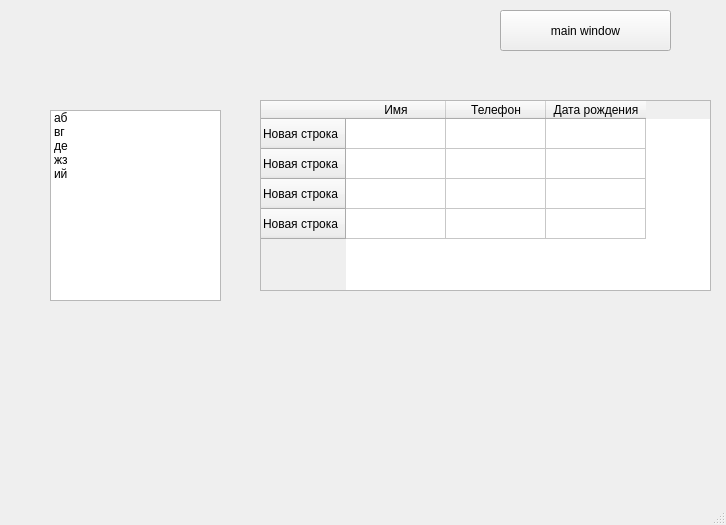
Before: the Qt Designer form project/ui/main_window.ui in maximss635/qt-phone-book, drawn with Qt 5.
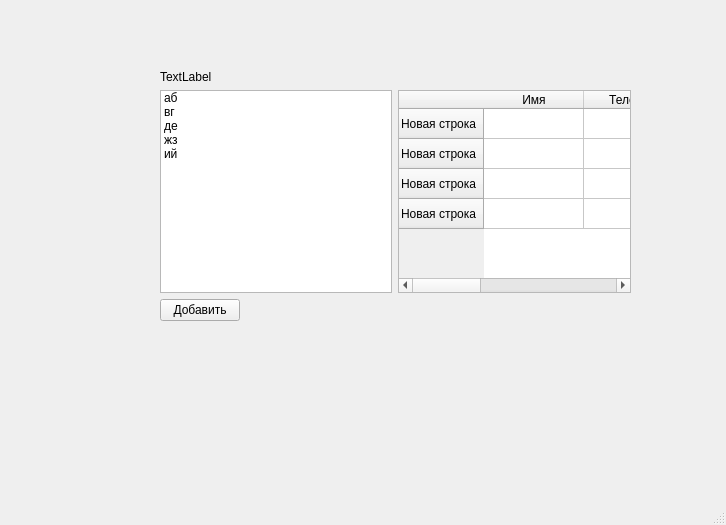
After: the same form once the commit is applied.

```diff
--- a/project/ui/main_window.ui
+++ b/project/ui/main_window.ui
@@ -14,73 +14,29 @@
    <string>MainWindow</string>
   </property>
   <widget class="QWidget" name="centralwidget">
-   <widget class="QPushButton" name="pushButton">
+   <widget class="QWidget" name="">
     <property name="geometry">
      <rect>
-      <x>500</x>
-      <y>10</y>
-      <width>171</width>
-      <height>41</height>
+      <x>160</x>
+      <y>70</y>
+      <width>471</width>
+      <height>251</height>
      </rect>
     </property>
+    <layout class="QVBoxLayout" name="main_layout">
+     <item>
+      <widget class="QLabel" name="label_hello">
     <property name="text">
-     <string>main window</string>
-    </property>
-   </widget>
-   <widget class="QTableWidget" name="main_table">
-    <property name="geometry">
-     <rect>
-      <x>260</x>
-      <y>100</y>
-      <width>451</width>
-      <height>191</height>
-     </rect>
-    </property>
-    <row>
-     <property name="text">
-      <string>Новая строка</string>
-     </property>
-    </row>
-    <row>
-     <property name="text">
-      <string>Новая строка</string>
-     </property>
-    </row>
-    <row>
-     <property name="text">
-      <string>Новая строка</string>
-     </property>
-    </row>
-    <row>
-     <property name="text">
-      <string>Новая строка</string>
-     </property>
-    </row>
-    <column>
-     <property name="text">
-      <string>Имя</string>
-     </property>
-    </column>
-    <column>
-     <property name="text">
-      <string>Телефон</string>
-     </property>
-    </column>
-    <column>
-     <property name="text">
-      <string>Дата рождения</string>
-     </property>
-    </column>
-   </widget>
+        <string>TextLabel</string>
+       </property>
+      </widget>
+     </item>
+     <item>
+      <layout class="QVBoxLayout" name="verticalLayout">
+       <item>
+        <layout class="QHBoxLayout" name="horizontalLayout_2">
+         <item>
    <widget class="QListWidget" name="navigation_panel">
-    <property name="geometry">
-     <rect>
-      <x>50</x>
-      <y>110</y>
-      <width>171</width>
-      <height>191</height>
-     </rect>
-    </property>
     <item>
      <property name="text">
       <string>аб</string>
@@ -107,16 +63,76 @@
      </property>
     </item>
    </widget>
-  </widget>
-  <widget class="QMenuBar" name="menubar">
-   <property name="geometry">
-    <rect>
-     <x>0</x>
-     <y>0</y>
-     <width>726</width>
-     <height>24</height>
-    </rect>
-   </property>
+         </item>
+         <item>
+          <widget class="QTableWidget" name="main_table">
+           <row>
+            <property name="text">
+             <string>Новая строка</string>
+            </property>
+           </row>
+           <row>
+            <property name="text">
+             <string>Новая строка</string>
+            </property>
+           </row>
+           <row>
+            <property name="text">
+             <string>Новая строка</string>
+            </property>
+           </row>
+           <row>
+            <property name="text">
+             <string>Новая строка</string>
+            </property>
+           </row>
+           <column>
+            <property name="text">
+             <string>Имя</string>
+            </property>
+           </column>
+           <column>
+            <property name="text">
+             <string>Телефон</string>
+            </property>
+           </column>
+           <column>
+            <property name="text">
+             <string>Дата рождения</string>
+            </property>
+           </column>
+          </widget>
+         </item>
+        </layout>
+       </item>
+       <item>
+        <layout class="QHBoxLayout" name="horizontalLayout">
+         <item>
+          <widget class="QPushButton" name="button_add">
+           <property name="text">
+            <string>Добавить</string>
+           </property>
+          </widget>
+         </item>
+         <item>
+          <spacer name="horizontalSpacer">
+           <property name="orientation">
+            <enum>Qt::Horizontal</enum>
+           </property>
+           <property name="sizeHint" stdset="0">
+            <size>
+             <width>40</width>
+             <height>20</height>
+            </size>
+           </property>
+          </spacer>
+         </item>
+        </layout>
+       </item>
+      </layout>
+     </item>
+    </layout>
+   </widget>
   </widget>
   <widget class="QStatusBar" name="statusbar"/>
  </widget>
```
Left out of the diff: 10 changed lines with no effect on the pictures. Lines whose indentation alone changed are shown as unchanged.
